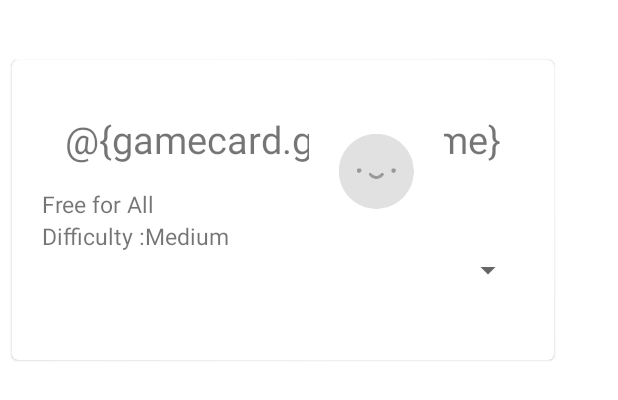
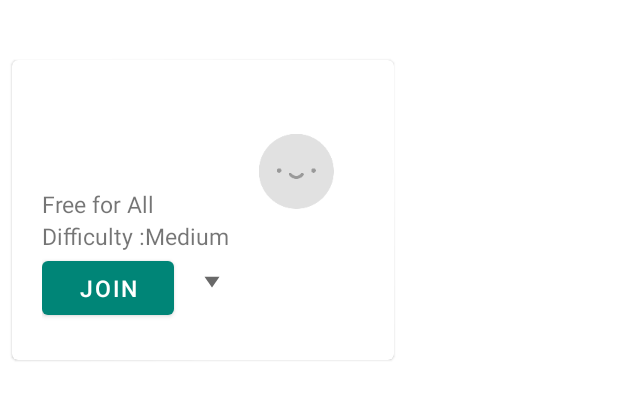
Before and after one commit to thien-ng/LOG3900, an Android app: the layout lobbycard_layout.xml on its own in the app's theme, with its tools: preview values and no code run, on a phone screen of 412 x 824 dp. Shown: the top 400 px of the screen. Run offline under Robolectric (Android 15) with nearby library versions, the phone set to English and light mode, and no system bars; network calls fail.

Commit message:
D: game to lobby refactor + lobby zone

```diff
--- a/android_app/app/src/main/java/com/example/client_leger/Constants.kt
+++ b/android_app/app/src/main/java/com/example/client_leger/Constants.kt
@@ -10,10 +10,10 @@ class Constants {
         //ENDPOINTS
         const val LOGIN_ENDPOINT = "/account/login"
         const val REGISTER_ENDPOINT = "/account/register"
-        const val CARD_ENDPOINT = "/card"
         const val LOBBY_JOIN_ENDPOINT = "/game/lobby/join"
         const val ACTIVE_LOBBY_ENDPOINT = "/game/lobby/active"
         const val USER_INFO_ENDPOINT = "/account/user/info/"
+        const val START_GAME_ENDPOINT = "/game/start/"
 
         //char limits
         const val MAX_USERNAME_SiZE = 20
--- a/android_app/app/src/main/java/com/example/client_leger/Fragments/LoginFragment.kt
+++ b/android_app/app/src/main/java/com/example/client_leger/Fragments/LoginFragment.kt
@@ -4,7 +4,6 @@ import android.content.Context
 import android.content.Intent
 import android.os.Bundle
 import android.support.v4.app.Fragment
-import android.util.Log
 import android.view.LayoutInflater
 import android.view.View
 import android.view.ViewGroup
@@ -17,7 +16,6 @@ import com.example.client_leger.LogState
 import com.example.client_leger.MainActivity
 import com.example.client_leger.R
 import kotlinx.android.synthetic.main.fragment_login.view.*
-import kotlinx.android.synthetic.main.fragment_registration.*
 import org.json.JSONObject
 
 class LoginFragment : Fragment(), FragmentChangeListener {
--- /dev/null
+++ b/android_app/app/src/main/res/drawable/ic_arrow_drop_down_black_24dp.xml
@@ -0,0 +1,5 @@
+<vector android:height="24dp" android:tint="#696969"
+    android:viewportHeight="24.0" android:viewportWidth="24.0"
+    android:width="24dp" xmlns:android="http://schemas.android.com/apk/res/android">
+    <path android:fillColor="#FF000000" android:pathData="M7,10l5,5 5,-5z"/>
+</vector>
--- a/android_app/app/src/main/res/layout/gamecard_layout.xml
+++ b/android_app/app/src/main/res/layout/lobbycard_layout.xml
@@ -2,6 +2,7 @@
 
 <android.support.design.card.MaterialCardView xmlns:android="http://schemas.android.com/apk/res/android"
         xmlns:app="http://schemas.android.com/apk/res-auto"
+        xmlns:tools="http://schemas.android.com/tools"
         style="@style/Widget.MaterialComponents.CardView"
         android:layout_width="wrap_content"
         android:layout_height="wrap_content"
@@ -21,13 +22,13 @@
                 android:layout_height="wrap_content"
                 android:layout_centerInParent="true"
                 android:padding="15dp"
-                android:text="@{gamecard.gameName}"
                 android:textSize="25sp"
                 app:layout_constraintBottom_toTopOf="@+id/textView_gameType"
                 app:layout_constraintStart_toStartOf="parent"
                 app:layout_constraintTop_toTopOf="parent" />
 
         <ImageView
+                android:id="@+id/imageView"
                 android:layout_width="wrap_content"
                 android:layout_height="wrap_content"
                 android:src="@drawable/default_avatar"
@@ -67,13 +68,58 @@
                 app:layout_constraintStart_toEndOf="@+id/textView_Difficulty"
                 app:layout_constraintTop_toBottomOf="@+id/textView_gameType" />
 
-        <Spinner
-                android:id="@+id/lobbies"
+        <Button
+                android:id="@+id/button_join"
+                android:layout_width="wrap_content"
+                android:layout_height="wrap_content"
+                android:text="Join"
+                android:textSize="15sp"
+                app:layout_constraintStart_toStartOf="parent"
+                app:layout_constraintTop_toBottomOf="@+id/textView_Difficulty" />
+
+        <GridLayout
+                android:id="@+id/layout_userlist"
+
                 android:layout_width="wrap_content"
                 android:layout_height="wrap_content"
                 app:layout_constraintBottom_toBottomOf="parent"
                 app:layout_constraintEnd_toEndOf="parent"
-                app:layout_constraintTop_toBottomOf="@+id/textView_gameDifficulty" />
+                app:layout_constraintStart_toEndOf="@+id/button_join"
+                app:layout_constraintTop_toBottomOf="@+id/imageView">
+
+            <LinearLayout
+                    android:id="@+id/view_expandUsers"
+                    android:layout_width="wrap_content"
+                    android:layout_height="wrap_content"
+                    android:layout_row="0"
+                    android:layout_column="0"
+                    android:clickable="true"
+                    android:focusable="true">
+
+                <TextView
+                        android:id="@+id/textView_lobbySize"
+                        android:layout_width="wrap_content"
+                        android:layout_height="wrap_content"
+                        android:textSize="25sp" />
+
+                <android.support.v7.widget.AppCompatImageView
+                        android:id="@+id/appCompatImageView"
+                        android:layout_width="wrap_content"
+                        android:layout_height="fill_parent"
+                        android:background="@drawable/ic_arrow_drop_down_black_24dp" />
+
+            </LinearLayout>
+
+
+            <ListView
+                    android:id="@+id/listView_users"
+                    android:layout_width="100dp"
+                    android:layout_height="wrap_content"
+                    android:layout_row="1"
+                    android:layout_column="0" />
+
+        </GridLayout>
+
 
     </android.support.constraint.ConstraintLayout>
 
```
Also changed, not shown: android_app/app/src/main/java/com/example/client_leger/Adapters/LobbyCardRecyclerViewAdapter.java (renamed from android_app/app/src/main/java/com/example/client_leger/Adapters/GameCardRecyclerViewAdapter.java, +37 -33 lines), android_app/app/src/main/java/com/example/client_leger/Controller/ConnexionController.kt (+0 -24 lines), android_app/app/src/main/java/com/example/client_leger/Controller/GameCardsController.kt (deleted, +0 -53 lines), android_app/app/src/main/java/com/example/client_leger/Controller/GameController.kt (added, +35 -0 lines), android_app/app/src/main/java/com/example/client_leger/Controller/LobbyCardsController.kt (added, +72 -0 lines), android_app/app/src/main/java/com/example/client_leger/Fragments/GameCardsFragment.kt (deleted, +0 -72 lines), android_app/app/src/main/java/com/example/client_leger/Fragments/LobbyCardsFragment.kt (added, +87 -0 lines), android_app/app/src/main/java/com/example/client_leger/Fragments/LobbyFragment.kt (added, +38 -0 lines), android_app/app/src/main/java/com/example/client_leger/MainActivity.kt (+2 -5 lines), android_app/app/src/main/java/com/example/client_leger/models/Lobby.kt (+22 -12 lines), android_app/app/src/main/res/layout/fragment_lobby.xml (added, +18 -0 lines).
